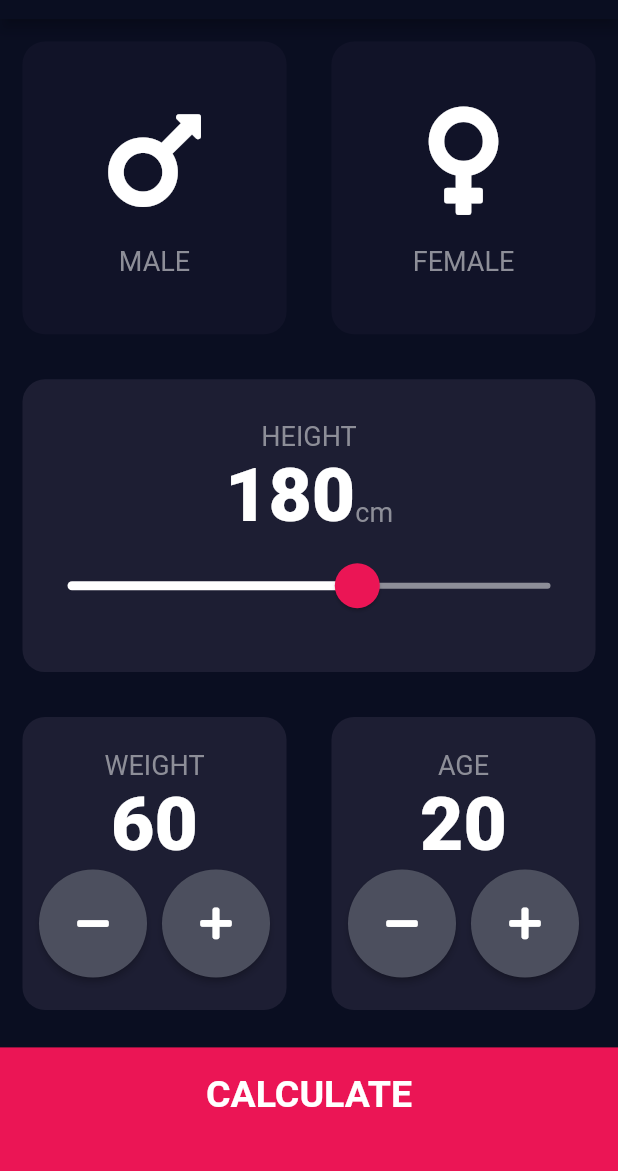
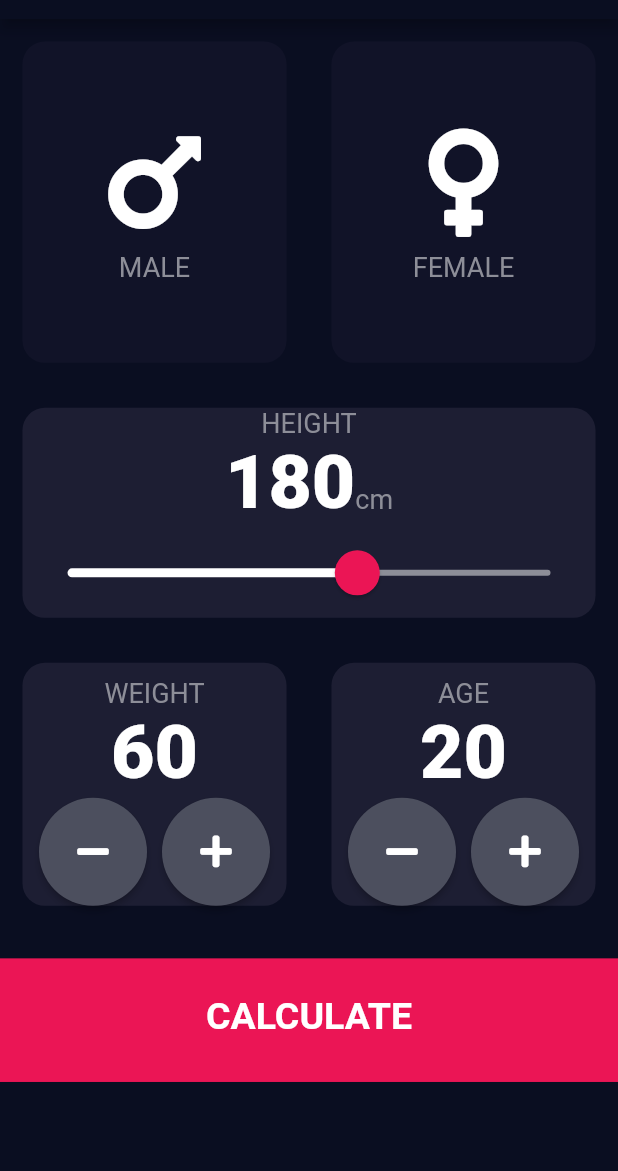
Before and after one commit to giseletoledo/bmi-calculator-flutter, a Flutter app: the screen it shows after launch, on a phone screen of 412 x 824 dp, the part 65-1236 px from its top. Run offline on Flutter 3.47's test engine with Material 2 defaults, Android fonts, the phone set to English and light mode, and no system bars; our stand-ins replace font_awesome_flutter.

Commit message:
Ajustes rotação horizontal da tela

```diff
--- a/lib/screens/input_page.dart
+++ b/lib/screens/input_page.dart
@@ -30,6 +30,8 @@ class _InputPageState extends State<InputPage> {
     double height = MediaQuery.of(context).size.height;
     double horizontalBoxHeight = height * 0.10;
 
+    double horizontalIconHeight = height * 0.10;
+
     double width = MediaQuery.of(context).size.width;
     double horizontalBoxWidth = width * 1;
 
@@ -38,14 +40,19 @@ class _InputPageState extends State<InputPage> {
         centerTitle: true,
         title: const Text('BMI CALCULATOR'),
       ),
-      body: Column(
+      body: SafeArea(
+        child: SingleChildScrollView(
+          child: Column(
+            mainAxisAlignment: MainAxisAlignment.start,
             crossAxisAlignment: CrossAxisAlignment.stretch,
             children: <Widget>[
-          Expanded(
-            child: Row(
+              Row(
                 children: <Widget>[
                   Expanded(
+                    flex: 5,
                     child: ReusableCard(
+                      widthContainer: width * 0.43,
+                      heightContainer: height * 0.26,
                       onPress: () {
                         setState(() {
                           selectedGender = BioGender.male;
@@ -55,14 +62,17 @@ class _InputPageState extends State<InputPage> {
                           ? activeCardColor
                           : inactiveCardColor,
                       cardChild: IconContent(
-                      horizontalBoxHeight: horizontalBoxHeight,
+                        horizontalBoxHeight: horizontalIconHeight,
                         label: 'MALE',
                         icon: FontAwesomeIcons.mars,
                       ),
                     ),
                   ),
                   Expanded(
+                    flex: 5,
                     child: ReusableCard(
+                      widthContainer: width * 0.43,
+                      heightContainer: height * 0.26,
                       onPress: () {
                         setState(() {
                           selectedGender = BioGender.female;
@@ -72,7 +82,7 @@ class _InputPageState extends State<InputPage> {
                           ? activeCardColor
                           : inactiveCardColor,
                       cardChild: IconContent(
-                      horizontalBoxHeight: horizontalBoxHeight,
+                        horizontalBoxHeight: horizontalIconHeight,
                         label: 'FEMALE',
                         icon: FontAwesomeIcons.venus,
                       ),
@@ -80,12 +90,15 @@ class _InputPageState extends State<InputPage> {
                   ),
                 ],
               ),
+              Row(
+                children: <Widget>[
+                  SizedBox(
+                    height: 10.0,
                   ),
                   Expanded(
-            child: Row(
-              children: <Widget>[
-                Expanded(
+                    flex: 1,
                     child: ReusableCard(
+                      widthContainer: width * 0.92,
                       colour: activeCardColor,
                       cardChild: Column(
                         mainAxisAlignment: MainAxisAlignment.center,
@@ -136,16 +149,19 @@ class _InputPageState extends State<InputPage> {
                   ),
                 ],
               ),
-          ),
-          Expanded(
-            child: Row(
+              Row(
                 children: <Widget>[
                   Expanded(
+                    flex: 5,
                     child: ReusableCard(
+                      widthContainer: width * 0.5,
                       colour: activeCardColor,
                       cardChild: Column(
                         mainAxisAlignment: MainAxisAlignment.center,
                         children: <Widget>[
+                          SizedBox(
+                            height: 10.0,
+                          ),
                           const Text(
                             'WEIGHT',
                             style: labelTextStyle,
@@ -182,11 +198,16 @@ class _InputPageState extends State<InputPage> {
                     ),
                   ),
                   Expanded(
+                    flex: 5,
                     child: ReusableCard(
+                      widthContainer: width * 0.5,
                       colour: activeCardColor,
                       cardChild: Column(
                         mainAxisAlignment: MainAxisAlignment.center,
                         children: <Widget>[
+                          SizedBox(
+                            height: 10.0,
+                          ),
                           const Text(
                             'AGE',
                             style: labelTextStyle,
@@ -198,6 +219,9 @@ class _InputPageState extends State<InputPage> {
                           Row(
                             mainAxisAlignment: MainAxisAlignment.center,
                             children: <Widget>[
+                              SizedBox(
+                                height: 10.0,
+                              ),
                               RoundIconButton(
                                 icon: FontAwesomeIcons.minus,
                                 onPressed: () {
@@ -217,7 +241,10 @@ class _InputPageState extends State<InputPage> {
                                     setState(() {
                                       age++;
                                     });
-                                })
+                                  }),
+                              SizedBox(
+                                height: 10.0,
+                              ),
                             ],
                           )
                         ],
@@ -225,7 +252,6 @@ class _InputPageState extends State<InputPage> {
                     ),
                   ),
                 ],
-            ),
               ),
               BottomButton(
                 horizontalBoxWidth: horizontalBoxWidth,
@@ -249,6 +275,8 @@ class _InputPageState extends State<InputPage> {
               ),
             ],
           ),
+        ),
+      ),
     );
   }
 }
--- a/lib/screens/results_page.dart
+++ b/lib/screens/results_page.dart
@@ -25,25 +25,26 @@ class ResultsPage extends StatelessWidget {
       appBar: AppBar(
         title: const Text('BMI CALCULATOR'),
       ),
-      body: Column(
+      body: SingleChildScrollView(
+        child: Column(
           mainAxisAlignment: MainAxisAlignment.spaceEvenly,
           crossAxisAlignment: CrossAxisAlignment.stretch,
           children: <Widget>[
-          Expanded(
-            child: Container(
-              padding: const EdgeInsets.all(15.0),
+            Container(
+              padding: const EdgeInsets.all(25.0),
               alignment: Alignment.bottomLeft,
               child: const Text(
                 'Your Result',
                 style: titleTextStyle,
               ),
             ),
-          ),
-          Expanded(
-            flex: 5,
-            child: ReusableCard(
+            ReusableCard(
+              widthContainer: width * 0.8,
+              heightContainer: height * 0.56,
               colour: activeCardColor,
-              cardChild: Column(
+              cardChild: Padding(
+                padding: EdgeInsets.all(10.0),
+                child: Column(
                   mainAxisAlignment: MainAxisAlignment.spaceEvenly,
                   crossAxisAlignment: CrossAxisAlignment.center,
                   children: <Widget>[
@@ -74,6 +75,7 @@ class ResultsPage extends StatelessWidget {
             )
           ],
         ),
+      ),
     );
   }
 }
--- a/lib/widgets/bottom_button.dart
+++ b/lib/widgets/bottom_button.dart
@@ -27,8 +27,8 @@ class BottomButton extends StatelessWidget {
           style: largeButtonTextStyle,
         ),
         color: bottomContainerColor,
-        margin: const EdgeInsets.only(top: 10.0),
-        padding: const EdgeInsets.only(bottom: 20.0),
+        margin: const EdgeInsets.only(top: 20.0),
+        padding: const EdgeInsets.only(bottom: 5.0),
         width: horizontalBoxWidth,
         height: horizontalBoxHeight,
       ),
--- a/lib/widgets/icon_content.dart
+++ b/lib/widgets/icon_content.dart
@@ -14,13 +14,14 @@ class IconContent extends StatelessWidget {
   Widget build(BuildContext context) {
     return Column(
       mainAxisAlignment: MainAxisAlignment.center,
+      mainAxisSize: MainAxisSize.max,
       children: <Widget>[
         Icon(
           icon,
           size: horizontalBoxHeight,
         ),
         const SizedBox(
-          height: 15.0,
+          height: 5.0,
         ),
         Text(
           label ?? '',
--- a/lib/widgets/reusable_card.dart
+++ b/lib/widgets/reusable_card.dart
@@ -1,17 +1,26 @@
 import 'package:flutter/material.dart';
 
 class ReusableCard extends StatelessWidget {
-  ReusableCard({required this.colour, this.cardChild, this.onPress});
+  ReusableCard(
+      {required this.colour,
+      this.cardChild,
+      this.onPress,
+      this.heightContainer,
+      this.widthContainer});
 
   final Color colour;
   final Widget? cardChild;
   final GestureTapCallback? onPress;
+  final heightContainer;
+  final widthContainer;
 
   @override
   Widget build(BuildContext context) {
     return GestureDetector(
       onTap: onPress ?? () {},
       child: Container(
+        width: widthContainer,
+        height: heightContainer,
         child: cardChild,
         margin: const EdgeInsets.all(15.0),
         decoration: BoxDecoration(
```
Lines whose indentation alone changed are shown as unchanged.
